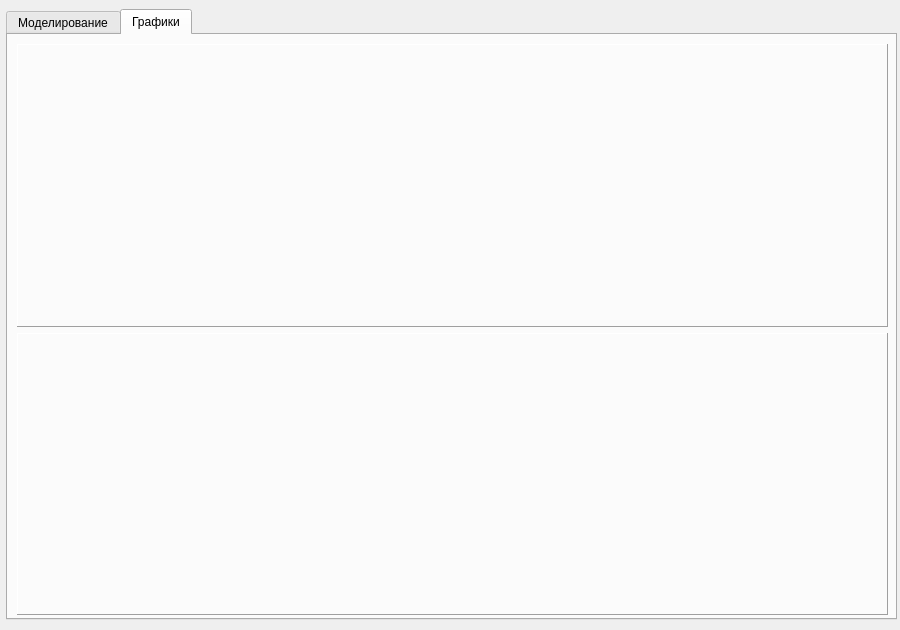
Qt form MainWindow.ui (ekosachev/pyGravSimRev2) before a commit.
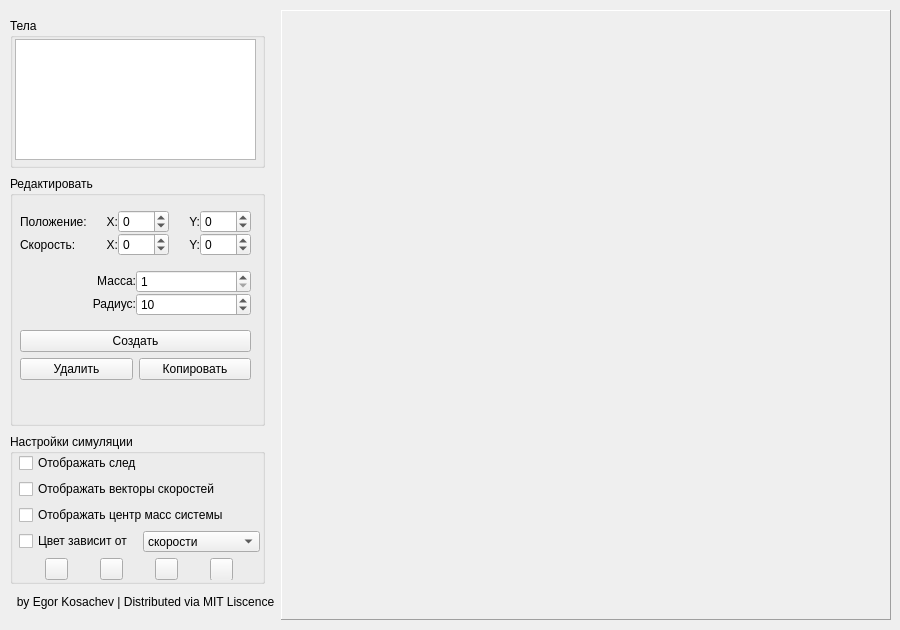
The same form after that commit. The open tabs and pages were chosen to show the change. Icons and pictures are not drawn.

Commit message: Added dependent particle coloring (velocity or acceleration). .exe file is in the /output/Main folder

Diff of the .ui file:
```diff
--- a/MainWindow.ui
+++ b/MainWindow.ui
@@ -20,38 +20,13 @@
    <string>PyGravSim</string>
   </property>
   <widget class="QWidget" name="centralwidget">
-   <widget class="QTabWidget" name="tabWidget">
-    <property name="geometry">
-     <rect>
-      <x>6</x>
-      <y>9</y>
-      <width>891</width>
-      <height>611</height>
-     </rect>
-    </property>
-    <property name="currentIndex">
-     <number>0</number>
-    </property>
-    <property name="documentMode">
-     <bool>false</bool>
-    </property>
-    <property name="tabsClosable">
-     <bool>false</bool>
-    </property>
-    <property name="tabBarAutoHide">
-     <bool>false</bool>
-    </property>
-    <widget class="QWidget" name="sim_tab">
-     <attribute name="title">
-      <string>Моделирование</string>
-     </attribute>
      <widget class="QWidget" name="horizontalLayoutWidget">
       <property name="geometry">
        <rect>
-        <x>0</x>
-        <y>0</y>
+      <x>10</x>
+      <y>10</y>
         <width>881</width>
-        <height>581</height>
+      <height>611</height>
        </rect>
       </property>
       <layout class="QHBoxLayout" name="horizontalLayout">
@@ -355,6 +330,12 @@
          </item>
          <item>
           <widget class="QGroupBox" name="gpbSettings">
+         <property name="sizePolicy">
+          <sizepolicy hsizetype="Preferred" vsizetype="Preferred">
+           <horstretch>0</horstretch>
+           <verstretch>0</verstretch>
+          </sizepolicy>
+         </property>
            <property name="maximumSize">
             <size>
              <width>255</width>
@@ -369,7 +350,7 @@
              <rect>
               <x>9</x>
               <y>19</y>
-              <width>231</width>
+            <width>241</width>
               <height>127</height>
              </rect>
             </property>
@@ -413,6 +394,43 @@
                </property>
               </widget>
              </item>
+           <item>
+            <layout class="QHBoxLayout" name="horizontalLayout_3">
+             <item>
+              <widget class="QCheckBox" name="cbxColorDependent">
+               <property name="sizePolicy">
+                <sizepolicy hsizetype="Minimum" vsizetype="Fixed">
+                 <horstretch>0</horstretch>
+                 <verstretch>0</verstretch>
+                </sizepolicy>
+               </property>
+               <property name="text">
+                <string>Цвет зависит от</string>
+               </property>
+              </widget>
+             </item>
+             <item>
+              <widget class="QComboBox" name="cbbColorDependsOn">
+               <property name="sizePolicy">
+                <sizepolicy hsizetype="Minimum" vsizetype="Fixed">
+                 <horstretch>0</horstretch>
+                 <verstretch>0</verstretch>
+                </sizepolicy>
+               </property>
+               <item>
+                <property name="text">
+                 <string>скорости</string>
+                </property>
+               </item>
+               <item>
+                <property name="text">
+                 <string>ускорения</string>
+                </property>
+               </item>
+              </widget>
+             </item>
+            </layout>
+           </item>
              <item>
               <layout class="QHBoxLayout" name="horizontalLayout_2">
                <item>
@@ -565,63 +583,6 @@
       </layout>
      </widget>
     </widget>
-    <widget class="QWidget" name="graphs_tab">
-     <attribute name="title">
-      <string>Графики</string>
-     </attribute>
-     <widget class="QWidget" name="verticalLayoutWidget_4">
-      <property name="geometry">
-       <rect>
-        <x>9</x>
-        <y>9</y>
-        <width>871</width>
-        <height>571</height>
-       </rect>
-      </property>
-      <layout class="QVBoxLayout" name="verticalLayout">
-       <item>
-        <widget class="QLabel" name="lbl_position_graph">
-         <property name="sizePolicy">
-          <sizepolicy hsizetype="Expanding" vsizetype="Expanding">
-           <horstretch>0</horstretch>
-           <verstretch>0</verstretch>
-          </sizepolicy>
-         </property>
-         <property name="frameShape">
-          <enum>QFrame::Panel</enum>
-         </property>
-         <property name="frameShadow">
-          <enum>QFrame::Raised</enum>
-         </property>
-         <property name="text">
-          <string/>
-         </property>
-        </widget>
-       </item>
-       <item>
-        <widget class="QLabel" name="lbl_speed_graph">
-         <property name="sizePolicy">
-          <sizepolicy hsizetype="Expanding" vsizetype="Expanding">
-           <horstretch>0</horstretch>
-           <verstretch>0</verstretch>
-          </sizepolicy>
-         </property>
-         <property name="frameShape">
-          <enum>QFrame::Panel</enum>
-         </property>
-         <property name="frameShadow">
-          <enum>QFrame::Raised</enum>
-         </property>
-         <property name="text">
-          <string/>
-         </property>
-        </widget>
-       </item>
-      </layout>
-     </widget>
-    </widget>
-   </widget>
-  </widget>
  </widget>
  <resources>
   <include location="resource.qrc"/>
```
Left out of the diff: 19 changed lines with no effect on the pictures. Lines whose indentation alone changed are shown as unchanged. The commit also changes 122 other files.
